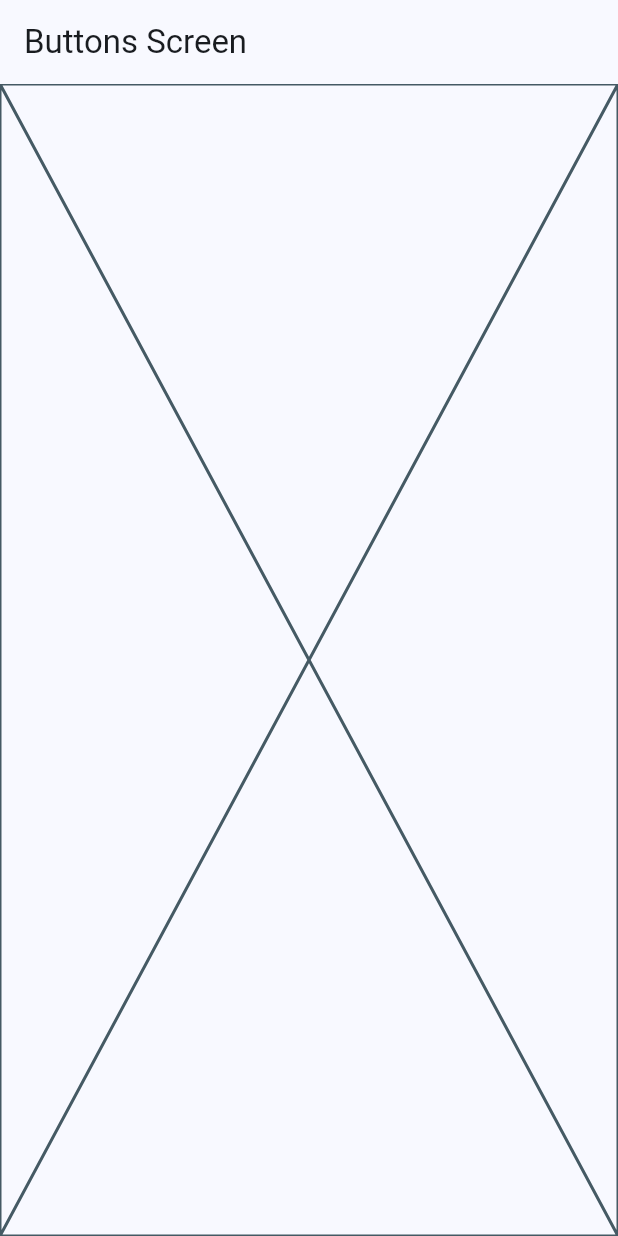
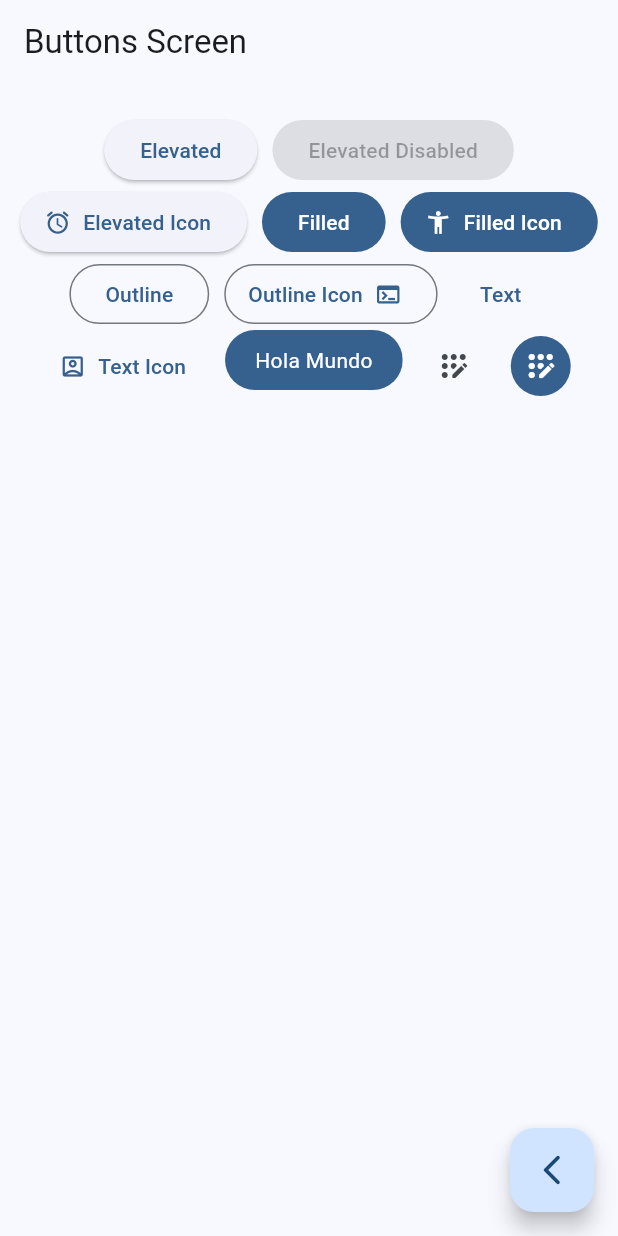
Before and after one commit to Carlos2693/flutter_widgets_app, a Flutter app: the ButtonsScreen screen opened by its route, on a phone screen of 412 x 824 dp. Run offline on Flutter 3.47's test engine with Material 2 defaults, Android fonts, the phone set to English and light mode, and no system bars; our stand-ins replace go_router.

Commit message:
buttons screen finish

```diff
--- a/lib/presentation/screens/buttons/buttons_screen.dart
+++ b/lib/presentation/screens/buttons/buttons_screen.dart
@@ -1,7 +1,7 @@
 import 'package:flutter/material.dart';
+import 'package:go_router/go_router.dart';
 
 class ButtonsScreen extends StatelessWidget {
-
   static const name = 'buttons_screen';
 
   const ButtonsScreen({super.key});
@@ -12,7 +12,119 @@ class ButtonsScreen extends StatelessWidget {
       appBar: AppBar(
         title: const Text('Buttons Screen'),
       ),
-      body: const Placeholder(),
+      body: const _ButtonsView(),
+      floatingActionButton: FloatingActionButton(
+        child: const Icon(Icons.arrow_back_ios_new_rounded),
+        onPressed: () {
+          context.pop();
+        },
+      ),
     );
   }
 }
+
+class _ButtonsView extends StatelessWidget {
+  const _ButtonsView();
+
+  @override
+  Widget build(BuildContext context) {
+    final colors = Theme.of(context).colorScheme;
+
+    return SizedBox(
+      width: double.infinity,
+      child: Padding(
+        padding: const EdgeInsets.symmetric(horizontal: 10, vertical: 20),
+        child: Wrap(
+          spacing: 10,
+          alignment: WrapAlignment.center,
+          children: [
+            ElevatedButton(
+              onPressed: () {},
+              child: const Text('Elevated'),
+            ),
+            const ElevatedButton(
+              onPressed: null,
+              child: Text('Elevated Disabled'),
+            ),
+            ElevatedButton.icon(
+              onPressed: () {},
+              icon: const Icon(Icons.access_alarms_rounded),
+              label: const Text('Elevated Icon'),
+            ),
+            FilledButton(
+              onPressed: () {},
+              child: const Text('Filled'),
+            ),
+            FilledButton.icon(
+              onPressed: () {},
+              icon: const Icon(Icons.accessibility_new),
+              label: const Text('Filled Icon'),
+            ),
+            OutlinedButton(
+              onPressed: () {},
+              child: const Text('Outline'),
+            ),
+            OutlinedButton.icon(
+              onPressed: () {},
+              icon: const Text('Outline Icon'),
+              label: const Icon(Icons.terminal),
+            ),
+            TextButton(
+              onPressed: () {},
+              child: const Text('Text'),
+            ),
+            TextButton.icon(
+              onPressed: () {},
+              icon: const Icon(Icons.account_box_outlined),
+              label: const Text('Text Icon'),
+            ),
+            const CustomButton(),
+            IconButton(
+              onPressed: () {},
+              icon: const Icon(Icons.app_registration_rounded),
+            ),
+            IconButton(
+              onPressed: () {},
+              icon: const Icon(Icons.app_registration_rounded),
+              style: ButtonStyle(
+                backgroundColor: MaterialStatePropertyAll(colors.primary),
+                iconColor: const MaterialStatePropertyAll(Colors.white),
+              ),
+            )
+          ],
+        ),
+      ),
+    );
+  }
+}
+
+class CustomButton extends StatelessWidget {
+  const CustomButton({super.key});
+
+  @override
+  Widget build(BuildContext context) {
+
+    final colors = Theme.of(context).colorScheme;
+
+    return ClipRRect(
+      borderRadius: BorderRadius.circular(20),
+      child: Material(
+        color: colors.primary,
+        child: InkWell(
+          onTap: () {
+
+          },
+          child: const Padding(
+            padding: EdgeInsets.symmetric(horizontal: 20, vertical: 10),
+            child: Text(
+              'Hola Mundo',
+              style: TextStyle(
+                color: Colors.white,
+              ),
+            ),
+          ),
+        ),
+      ),
+    );
+  }
+}
--- a/lib/presentation/screens/home/home_screen.dart
+++ b/lib/presentation/screens/home/home_screen.dart
@@ -1,7 +1,6 @@
 import 'package:flutter/material.dart';
 import 'package:go_router/go_router.dart';
 import 'package:widgets_app/config/menu/menu_items.dart';
-import 'package:widgets_app/presentation/screens/screens.dart';
 
 class HomeScreen extends StatelessWidget {
 
```
